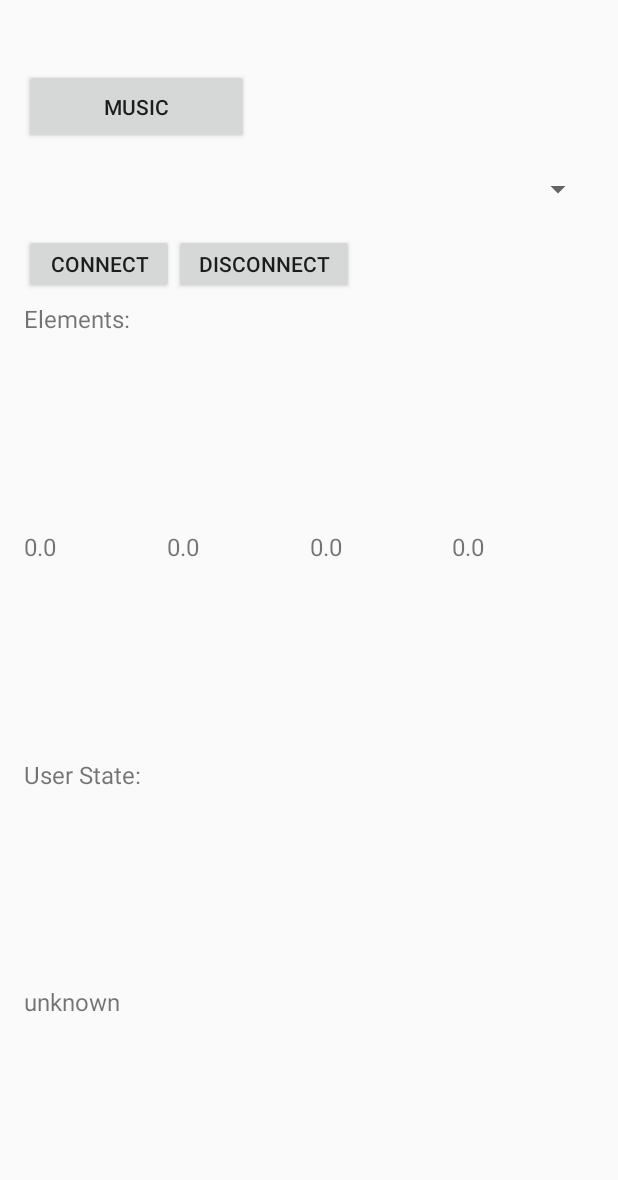
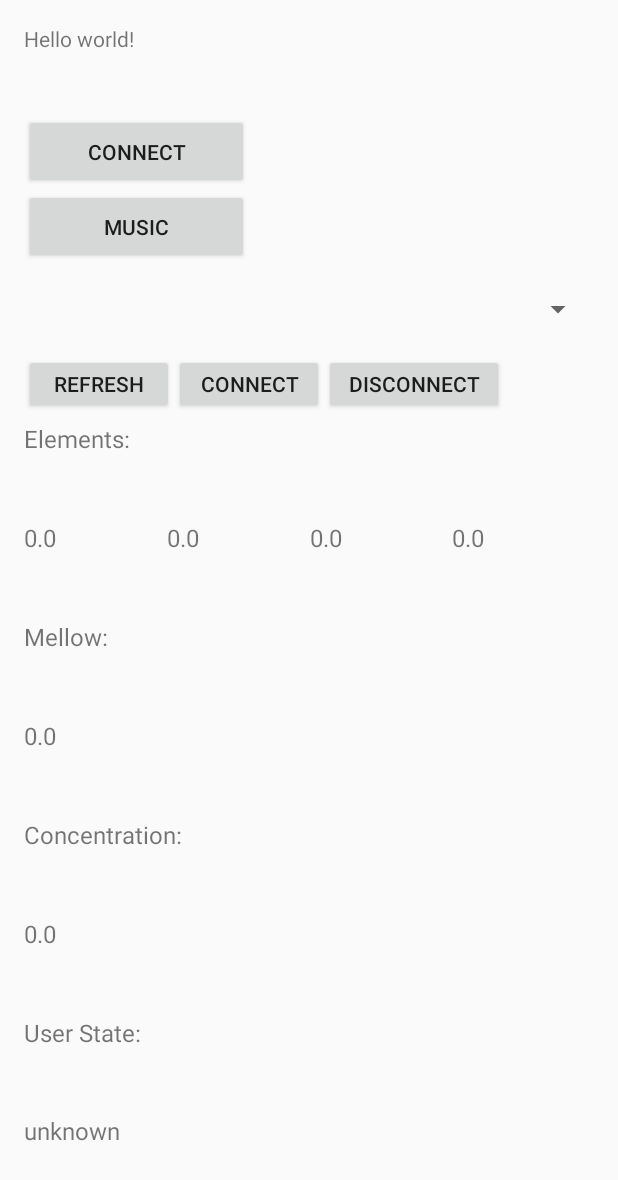
Before and after one commit to andrewjjung47/Musek, an Android app: the layout activity_main.xml on its own in the app's theme, with its tools: preview values and no code run, on a phone screen of 412 x 824 dp. Shown: the top 1180 px of the screen. Run offline under Robolectric (Android 15) with nearby library versions, the phone set to English and light mode, and no system bars.

Commit message:
Revert "Deleted unnecessary elements in main activity."
This reverts commit 8530155f0f3dc99ae0b062154de89a6e46973bd0.

Conflicts:
	mindfulhacks/.idea/gradle.xml

```diff
--- a/mindfulhacks/app/src/main/AndroidManifest.xml
+++ b/mindfulhacks/app/src/main/AndroidManifest.xml
@@ -22,17 +22,16 @@
         <activity
             android:name=".MainActivity"
             android:label="@string/app_name" >
-        </activity>
-        <activity
-            android:name=".StartupScreen"
-            android:label="@string/title_activity_startup_screen"
-            android:theme="@style/Theme.AppCompat.NoActionBar">
             <intent-filter>
                 <action android:name="android.intent.action.MAIN" />
 
                 <category android:name="android.intent.category.LAUNCHER" />
             </intent-filter>
         </activity>
+        <activity
+            android:name=".StartupScreen"
+            android:label="@string/title_activity_startup_screen">
+        </activity>
     </application>
 
 </manifest>
--- a/mindfulhacks/app/src/main/java/wearhacks/mindfulhacks/MainActivity.java
+++ b/mindfulhacks/app/src/main/java/wearhacks/mindfulhacks/MainActivity.java
@@ -58,6 +58,8 @@ public class MainActivity extends Activity implements OnClickListener {
         mindfulMuse = new MindfulMuse(this, new File(
                 getExternalFilesDir(Environment.DIRECTORY_DOCUMENTS),
                 "testlibmusefile.muse"));
+
+        mindfulMuse.refresh();
 
         Button btn1 = (Button) findViewById(R.id.connect);
         btn1.setOnClickListener(new View.OnClickListener() {
--- a/mindfulhacks/app/src/main/java/wearhacks/mindfulhacks/MindfulMuse.java
+++ b/mindfulhacks/app/src/main/java/wearhacks/mindfulhacks/MindfulMuse.java
@@ -175,6 +175,16 @@ public class MindfulMuse {
         }
     }
 
+    public void refresh() {
+        // Refresh
+        MuseManager.refreshPairedMuses();
+        List<Muse> pairedMuses = MuseManager.getPairedMuses();
+        for (Muse m: pairedMuses) {
+            String dev_id = m.getName() + "-" + m.getMacAddress();
+            Log.i("Muse Headband", dev_id);
+        }
+    }
+
     public void connect() {
         // Refresh
         MuseManager.refreshPairedMuses();
--- a/mindfulhacks/app/src/main/res/layout/activity_main.xml
+++ b/mindfulhacks/app/src/main/res/layout/activity_main.xml
@@ -9,9 +9,20 @@
     android:paddingBottom="@dimen/activity_vertical_margin" tools:context=".MainActivity">
 
     <TextView
+        android:id="@+id/TV1"
+        android:text="@string/hello_world" android:layout_width="150dp"
+        android:layout_height="30dp" />
+    <TextView
         android:id="@+id/TV2"
         android:layout_width="150dp"
         android:layout_height="30dp" />
+
+    <Button
+        android:id="@+id/btn1"
+        android:text="Connect"
+        android:layout_below="@+id/TV1"
+        android:layout_height="50dp"
+        android:layout_width="150dp"/>
 
     <Button
         android:id="@+id/btn2"
@@ -29,6 +40,11 @@
             android:layout_width="match_parent"
             android:layout_height="45dp"
             android:orientation="horizontal" >
+            <Button
+                android:id="@+id/refresh"
+                android:layout_width="100dp"
+                android:layout_height="40dp"
+                android:text="@string/refresh" />
             <Button
                 android:id="@+id/connect"
                 android:layout_width="100dp"
@@ -80,6 +96,44 @@
                 android:textSize="16sp"
                 android:text="@string/init_val" />
         </LinearLayout>
+    <TextView
+        android:layout_width="match_parent"
+        android:layout_height="match_parent"
+        android:layout_weight="1"
+        android:textSize="16sp"
+        android:text="@string/muse_mellow" />
+        <LinearLayout
+            android:layout_width="match_parent"
+            android:layout_height="match_parent"
+            android:layout_weight="1"
+            android:orientation="horizontal" >
+            <TextView
+                android:id="@+id/mellow"
+                android:layout_width="match_parent"
+                android:layout_height="match_parent"
+                android:layout_weight="1"
+                android:textSize="16sp"
+                android:text="@string/init_val" />
+        </LinearLayout>
+    <TextView
+        android:layout_width="match_parent"
+        android:layout_height="match_parent"
+        android:layout_weight="1"
+        android:textSize="16sp"
+        android:text="@string/muse_conc" />
+        <LinearLayout
+            android:layout_width="match_parent"
+            android:layout_height="match_parent"
+            android:layout_weight="1"
+            android:orientation="horizontal" >
+            <TextView
+                android:id="@+id/conc"
+                android:layout_width="match_parent"
+                android:layout_height="match_parent"
+                android:layout_weight="1"
+                android:textSize="16sp"
+                android:text="@string/init_val" />
+        </LinearLayout>
 
     <TextView
         android:layout_width="match_parent"
```
Also changed, not shown: 1 other file.
